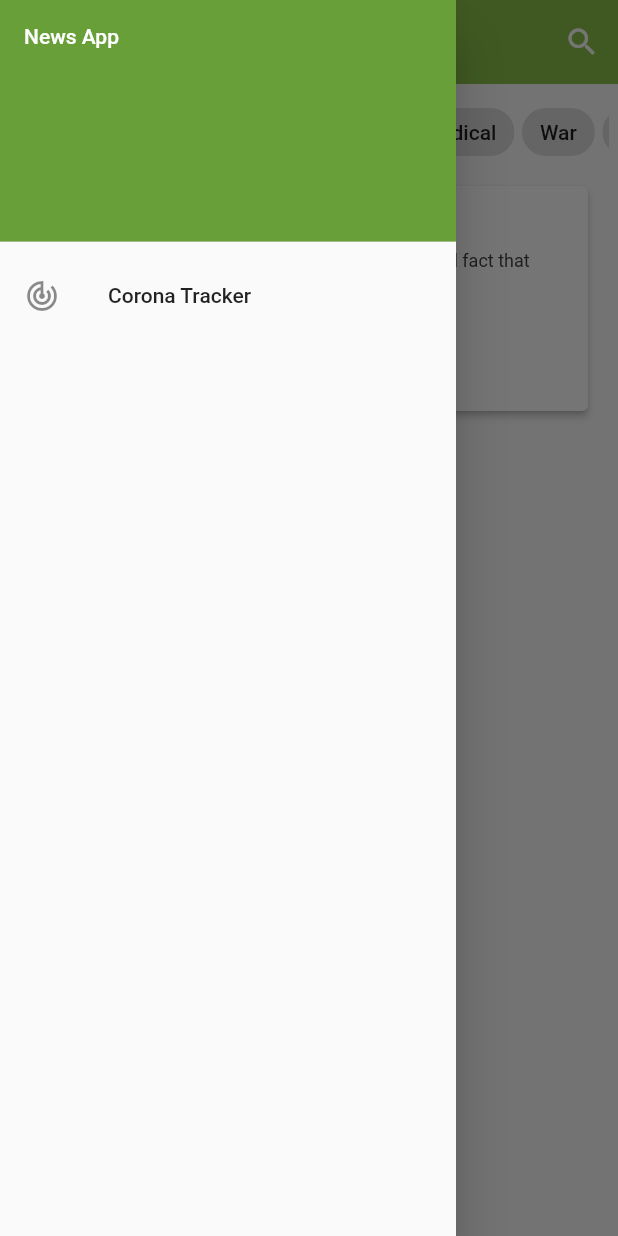
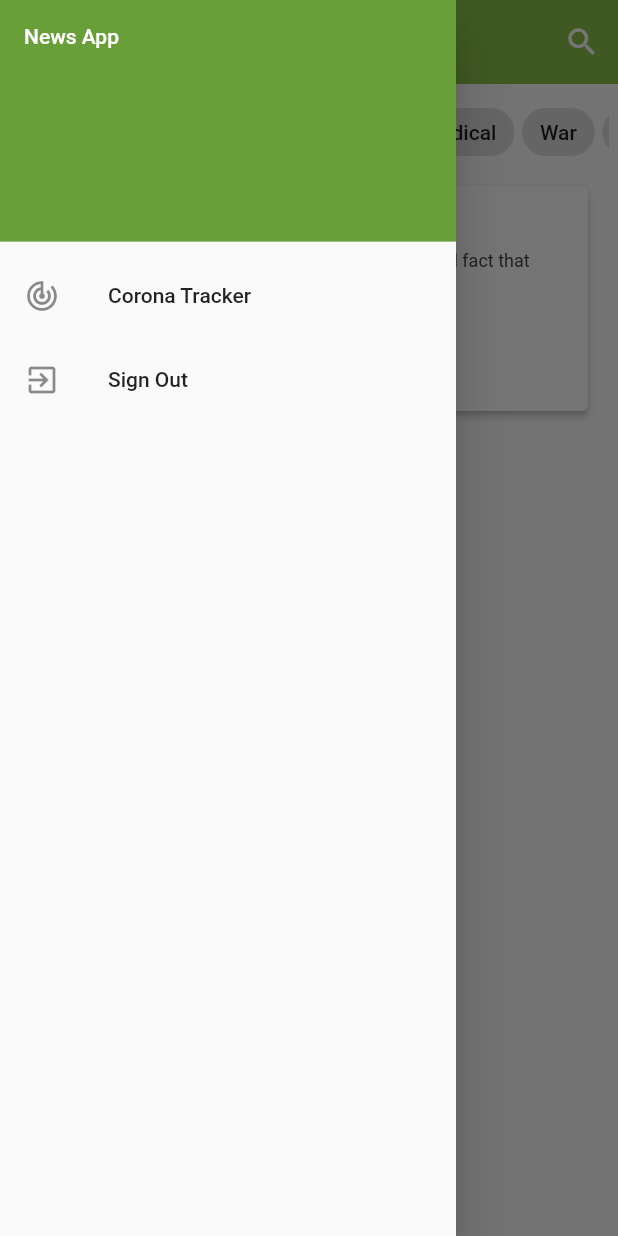
Before and after one commit to RafatMeraz/news_app, a Flutter app: the Home screen opened directly, with the side drawer open, on a phone screen of 412 x 824 dp. Run offline on Flutter 3.47's test engine with Material 2 defaults, Android fonts, the phone set to English and light mode, and no system bars; our stand-ins replace bot_toast, cloud_firestore, firebase_auth, flutter_bloc, toast; accounts and stored records are empty.

Commit message:
sign out added

```diff
--- a/lib/src/view/ui/home.dart
+++ b/lib/src/view/ui/home.dart
@@ -1,5 +1,7 @@
 import 'package:flutter/cupertino.dart';
 import 'package:flutter/material.dart';
+import 'package:news_app/src/services/firebase_services/auth_services.dart';
+import 'package:news_app/src/view/ui/signin.dart';
 import 'package:news_app/src/view/utils/constants.dart';
 
 class Home extends StatelessWidget {
@@ -23,6 +25,16 @@ class Home extends StatelessWidget {
             ListTile(
               leading: Icon(Icons.track_changes),
               title: Text('Corona Tracker'),
+            ),
+            ListTile(
+              leading: Icon(Icons.exit_to_app),
+              title: Text('Sign Out'),
+              onTap: (){
+                FirebaseAuthService().userSignOut();
+                Navigator.pushReplacement(context, MaterialPageRoute(
+                  builder: (context) => SignIn()
+                ));
+              },
             ),
           ],
         ),
```
